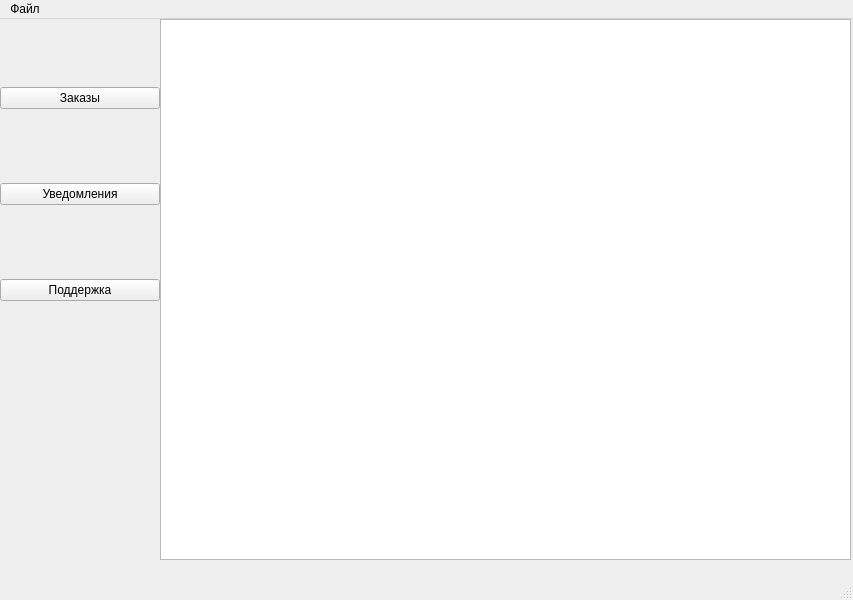
Above: client/ui/mainwindow.ui from ArchivedProje/bsbd before the change. Below: the same form after it.
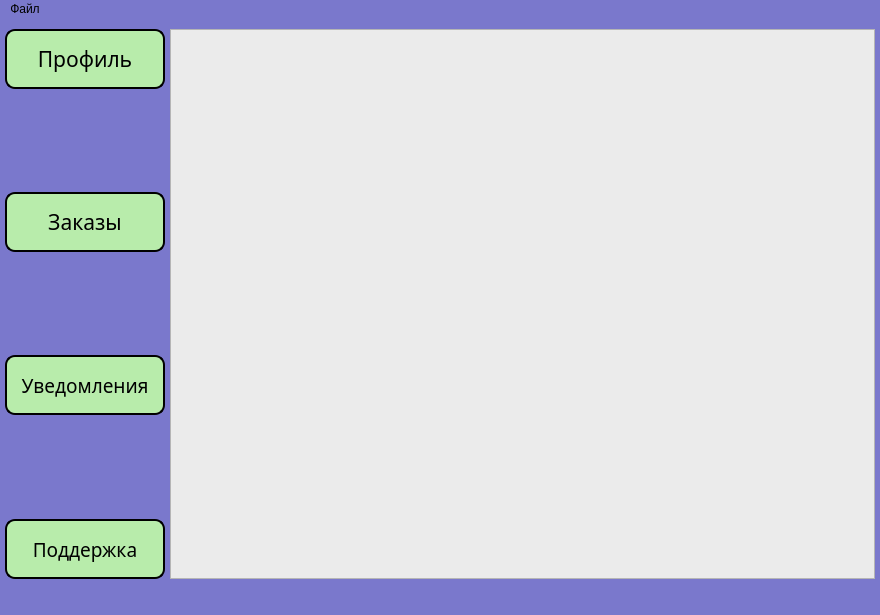
That is the form after the change.

Patch:
```diff
--- a/client/ui/mainwindow.ui
+++ b/client/ui/mainwindow.ui
@@ -6,26 +6,72 @@
    <rect>
     <x>0</x>
     <y>0</y>
-    <width>853</width>
-    <height>600</height>
+    <width>880</width>
+    <height>615</height>
    </rect>
   </property>
+  <property name="sizePolicy">
+   <sizepolicy hsizetype="Fixed" vsizetype="Fixed">
+    <horstretch>0</horstretch>
+    <verstretch>0</verstretch>
+   </sizepolicy>
+  </property>
+  <property name="minimumSize">
+   <size>
+    <width>880</width>
+    <height>615</height>
+   </size>
+  </property>
+  <property name="maximumSize">
+   <size>
+    <width>880</width>
+    <height>615</height>
+   </size>
+  </property>
   <property name="windowTitle">
    <string>MainWindow</string>
   </property>
+  <property name="styleSheet">
+   <string notr="true">background-color: rgb(122, 120, 204);</string>
+  </property>
   <widget class="QWidget" name="centralwidget">
-   <widget class="QWidget" name="verticalLayoutWidget">
+   <widget class="QListWidget" name="listWidget">
     <property name="geometry">
      <rect>
-      <x>0</x>
-      <y>0</y>
-      <width>160</width>
-      <height>351</height>
+      <x>170</x>
+      <y>10</y>
+      <width>705</width>
+      <height>550</height>
      </rect>
     </property>
-    <layout class="QVBoxLayout" name="verticalLayout">
-     <item>
+    <property name="styleSheet">
+     <string notr="true">background-color: rgb(235, 235, 235);
+text-align: center;</string>
+    </property>
+   </widget>
       <widget class="QPushButton" name="ordersBtn">
+    <property name="enabled">
+     <bool>true</bool>
+    </property>
+    <property name="geometry">
+     <rect>
+      <x>5</x>
+      <y>173</y>
+      <width>160</width>
+      <height>60</height>
+     </rect>
+    </property>
+    <property name="font">
+     <font>
+      <family>Calibri Light</family>
+      <pointsize>16</pointsize>
+     </font>
+    </property>
+    <property name="styleSheet">
+     <string notr="true">border-radius: 10px;
+background-color: rgb(184, 236, 171);
+border: 2px solid black;</string>
+    </property>
        <property name="text">
         <string>Заказы</string>
        </property>
@@ -33,9 +79,26 @@
         <bool>false</bool>
        </property>
       </widget>
-     </item>
-     <item>
       <widget class="QPushButton" name="notifyBtn">
+    <property name="geometry">
+     <rect>
+      <x>5</x>
+      <y>336</y>
+      <width>160</width>
+      <height>60</height>
+     </rect>
+    </property>
+    <property name="font">
+     <font>
+      <family>Calibri Light</family>
+      <pointsize>14</pointsize>
+     </font>
+    </property>
+    <property name="styleSheet">
+     <string notr="true">border-radius: 10px;
+border: 2px solid black;
+background-color: rgb(184, 236, 171);</string>
+    </property>
        <property name="text">
         <string>Уведомления</string>
        </property>
@@ -43,9 +106,26 @@
         <bool>false</bool>
        </property>
       </widget>
-     </item>
-     <item>
       <widget class="QPushButton" name="supportBtn">
+    <property name="geometry">
+     <rect>
+      <x>5</x>
+      <y>500</y>
+      <width>160</width>
+      <height>60</height>
+     </rect>
+    </property>
+    <property name="font">
+     <font>
+      <family>Calibri Light</family>
+      <pointsize>14</pointsize>
+     </font>
+    </property>
+    <property name="styleSheet">
+     <string notr="true">border-radius: 10px;
+background-color: rgb(184, 236, 171);
+border: 2px solid black;</string>
+    </property>
        <property name="text">
         <string>Поддержка</string>
        </property>
@@ -53,20 +133,34 @@
         <bool>false</bool>
        </property>
       </widget>
-     </item>
-    </layout>
-   </widget>
-   <widget class="QListWidget" name="listWidget">
+   <widget class="QPushButton" name="ordersBtn_2">
+    <property name="enabled">
+     <bool>true</bool>
+    </property>
     <property name="geometry">
      <rect>
-      <x>160</x>
-      <y>0</y>
-      <width>691</width>
-      <height>541</height>
+      <x>5</x>
+      <y>10</y>
+      <width>160</width>
+      <height>60</height>
      </rect>
     </property>
+    <property name="font">
+     <font>
+      <family>Calibri Light</family>
+      <pointsize>16</pointsize>
+     </font>
+    </property>
     <property name="styleSheet">
-     <string notr="true">text-align: center;</string>
+     <string notr="true">border-radius: 10px;
+background-color: rgb(184, 236, 171);
+border: 2px solid black;</string>
+    </property>
+    <property name="text">
+     <string>Профиль</string>
+    </property>
+    <property name="checkable">
+     <bool>false</bool>
     </property>
    </widget>
   </widget>
@@ -75,7 +169,7 @@
     <rect>
      <x>0</x>
      <y>0</y>
-     <width>853</width>
+     <width>880</width>
      <height>26</height>
     </rect>
    </property>
```
Lines whose indentation alone changed are shown as unchanged.
